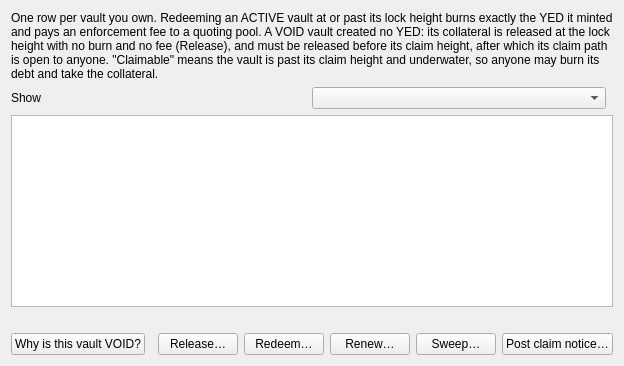
boyfromcave/yecwallet-dd, file src/yellowbackpositions.ui: the form before one commit.
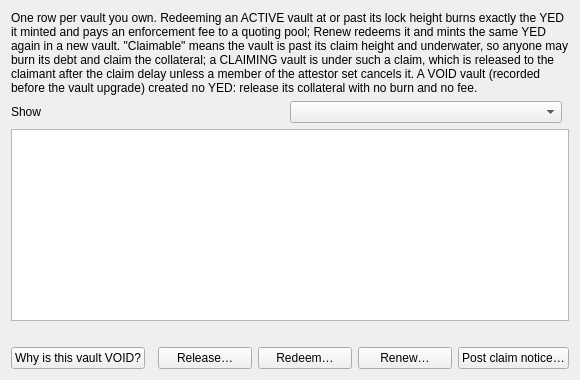
The form after the commit.

Commit message: Yellowback: rpcversion 5 (the vault upgrade): claim intents, Pending claims (release, attestor cancel), attestor set membership and heartbeat; sweep and enforcement UI removed

Diff of the .ui file:
```diff
--- a/src/yellowbackpositions.ui
+++ b/src/yellowbackpositions.ui
@@ -6,7 +6,7 @@
    <item>
     <widget class="QLabel" name="lblPositionsIntro">
      <property name="wordWrap"><bool>true</bool></property>
-     <property name="text"><string>One row per vault you own. Redeeming an ACTIVE vault at or past its lock height burns exactly the YED it minted and pays an enforcement fee to a quoting pool. A VOID vault created no YED: its collateral is released at the lock height with no burn and no fee (Release), and must be released before its claim height, after which its claim path is open to anyone. "Claimable" means the vault is past its claim height and underwater, so anyone may burn its debt and take the collateral.</string></property>
+     <property name="text"><string>One row per vault you own. Redeeming an ACTIVE vault at or past its lock height burns exactly the YED it minted and pays an enforcement fee to a quoting pool; Renew redeems it and mints the same YED again in a new vault. "Claimable" means the vault is past its claim height and underwater, so anyone may burn its debt and claim the collateral; a CLAIMING vault is under such a claim, which is released to the claimant after the claim delay unless a member of the attestor set cancels it. A VOID vault (recorded before the vault upgrade) created no YED: release its collateral with no burn and no fee.</string></property>
     </widget>
    </item>
    <item>
@@ -36,7 +36,6 @@
      <item><widget class="QPushButton" name="btnRelease"><property name="text"><string>Release…</string></property></widget></item>
      <item><widget class="QPushButton" name="btnRedeem"><property name="text"><string>Redeem…</string></property></widget></item>
      <item><widget class="QPushButton" name="btnRenew"><property name="text"><string>Renew…</string></property></widget></item>
-     <item><widget class="QPushButton" name="btnSweep"><property name="text"><string>Sweep…</string></property></widget></item>
      <item><widget class="QPushButton" name="btnNotice"><property name="text"><string>Post claim notice…</string></property></widget></item>
     </layout>
    </item>
```
The commit also changes 20 other files.
